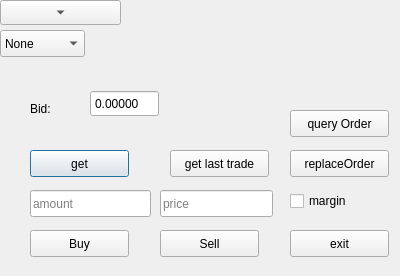
Above: widget.ui from CaoNguyenHcmus/Qt_bitfinex before the change. Below: the same form after it.
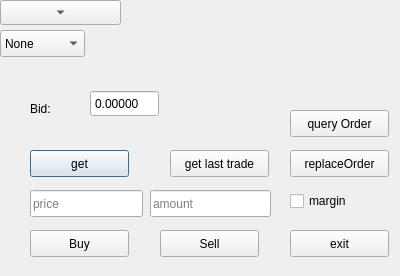
That is the form after the change.

Patch:
```diff
--- a/widget.ui
+++ b/widget.ui
@@ -121,7 +121,7 @@
   <widget class="QLineEdit" name="amountEdit">
    <property name="geometry">
     <rect>
-     <x>30</x>
+     <x>150</x>
      <y>190</y>
      <width>121</width>
      <height>27</height>
@@ -143,7 +143,7 @@
   <widget class="QLineEdit" name="priceEdit">
    <property name="geometry">
     <rect>
-     <x>160</x>
+     <x>30</x>
      <y>190</y>
      <width>113</width>
      <height>27</height>
```
